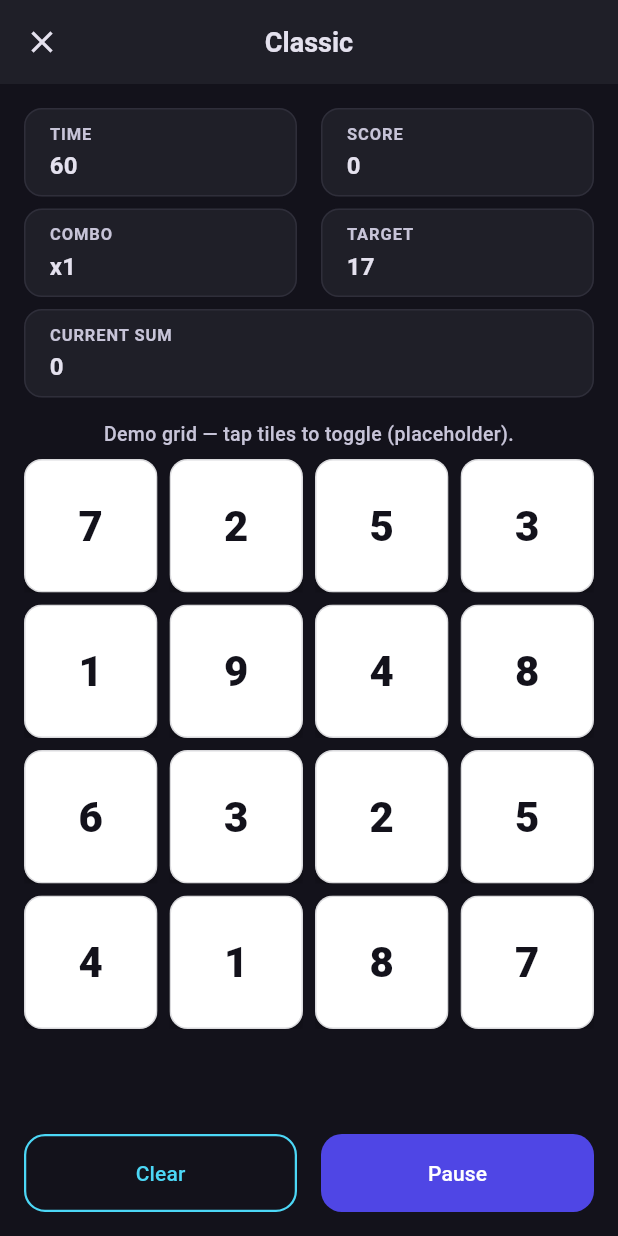
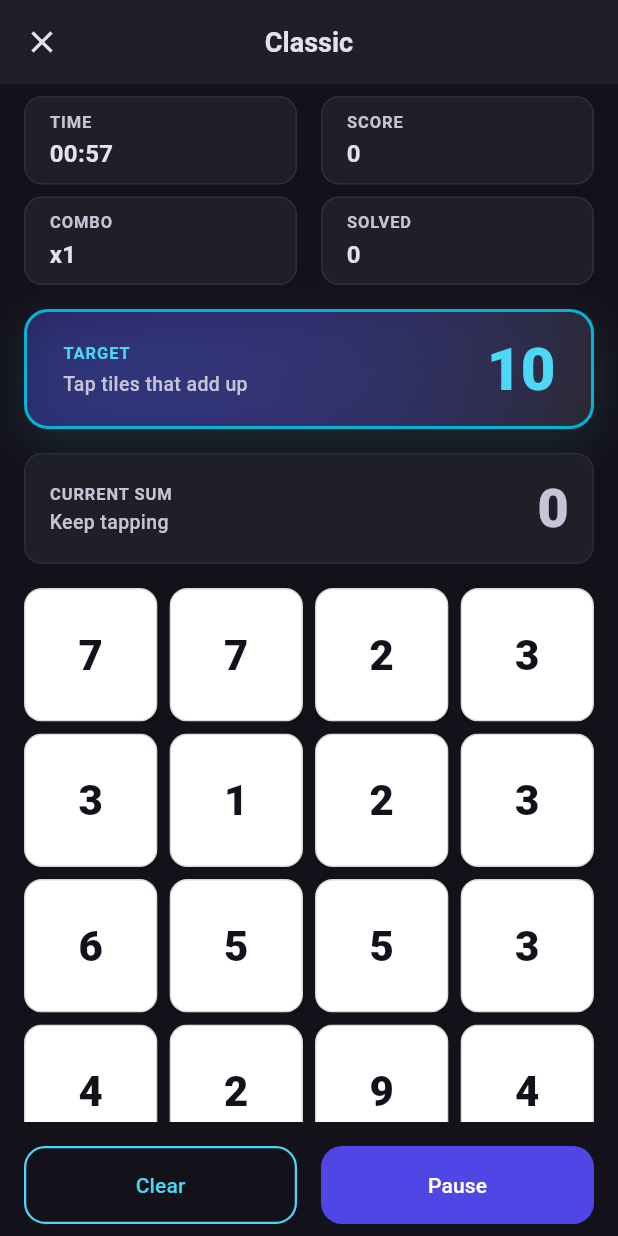
Before and after one commit to pushkar1701/zippy_sum, a Flutter app: the ClassicGameScreen screen opened by its route, after a tap on "Clear", on a phone screen of 412 x 824 dp. Run offline on Flutter 3.47's test engine with Material 3 defaults, Android fonts, the phone set to English and light mode, and no system bars; our stand-ins replace shared_preferences; accounts and stored records are empty.

```diff
--- a/lib/screens/classic_game_screen.dart
+++ b/lib/screens/classic_game_screen.dart
@@ -1,12 +1,13 @@
 import 'package:flutter/material.dart';
+import 'package:flutter/scheduler.dart' show Ticker;
 
 import '../app/app_colors.dart';
 import '../app/app_spacing.dart';
 import '../app/app_text_styles.dart';
-import '../models/tile_model.dart';
+import '../game/game_controller.dart';
 import '../widgets/number_tile.dart';
 
-/// Placeholder classic round — no submit; Clear + Pause only.
+/// Classic timed round driven by [GameController] (no submit — sum = target to solve).
 class ClassicGameScreen extends StatefulWidget {
   const ClassicGameScreen({super.key});
 
@@ -14,47 +15,55 @@ class ClassicGameScreen extends StatefulWidget {
   State<ClassicGameScreen> createState() => _ClassicGameScreenState();
 }
 
-class _ClassicGameScreenState extends State<ClassicGameScreen> {
-  static const List<int> _values = [
-    7, 2, 5, 3,
-    1, 9, 4, 8,
-    6, 3, 2, 5,
-    4, 1, 8, 7,
-  ];
+class _ClassicGameScreenState extends State<ClassicGameScreen>
+    with SingleTickerProviderStateMixin {
+  late final GameController _game;
+  late final Ticker _ticker;
+  Duration? _prevElapsed;
 
-  final List<bool> _selected = List<bool>.filled(16, false);
+  @override
+  void initState() {
+    super.initState();
+    _game = GameController(onChanged: _onGameChanged);
+    _game.resetSession();
 
-  static const int _time = 60;
-  static const int _score = 0;
-  static const String _combo = 'x1';
-  static const int _target = 17;
-  int get _currentSum {
-    var s = 0;
-    for (var i = 0; i < _values.length; i++) {
-      if (_selected[i]) s += _values[i];
-    }
-    return s;
+    _ticker = createTicker(_onTick)..start();
   }
 
-  void _toggle(int index) {
-    setState(() => _selected[index] = !_selected[index]);
+  void _onTick(Duration elapsed) {
+    final prev = _prevElapsed;
+    _prevElapsed = elapsed;
+    if (prev == null) return;
+    final ms = (elapsed - prev).inMilliseconds;
+    if (ms <= 0) return;
+    _game.tick(ms);
   }
 
-  void _clear() {
-    setState(() {
-      for (var i = 0; i < _selected.length; i++) {
-        _selected[i] = false;
+  void _onGameChanged() {
+    if (mounted) setState(() {});
   }
-    });
+
+  @override
+  void dispose() {
+    _ticker.dispose();
+    super.dispose();
   }
 
   Future<void> _pause() async {
+    _ticker.stop();
+    _prevElapsed = null;
+    if (!mounted) return;
+
     await showDialog<void>(
       context: context,
       builder: (context) {
         return AlertDialog(
-          title: const Text('Paused'),
-          content: const Text('Take a breather. Gameplay is still a placeholder.'),
+          backgroundColor: AppColors.surfaceContainer,
+          title: Text('Paused', style: AppTextStyles.headline),
+          content: Text(
+            'Gameplay pauses here. More options later.',
+            style: AppTextStyles.body,
+          ),
           actions: [
             TextButton(
               onPressed: () => Navigator.of(context).pop(),
@@ -74,10 +83,24 @@ class _ClassicGameScreenState extends State<ClassicGameScreen> {
         );
       },
     );
+
+    if (mounted) {
+      _prevElapsed = null;
+      _ticker.start();
+    }
+  }
+
+  String _formatTime(int seconds) {
+    final m = seconds ~/ 60;
+    final s = seconds % 60;
+    return '${m.toString().padLeft(2, '0')}:${s.toString().padLeft(2, '0')}';
   }
 
   @override
   Widget build(BuildContext context) {
+    final models = _game.tileModels();
+    final ended = _game.isRoundEnded;
+
     return Scaffold(
       backgroundColor: AppColors.background,
       appBar: AppBar(
@@ -87,38 +110,41 @@ class _ClassicGameScreenState extends State<ClassicGameScreen> {
           onPressed: () => Navigator.of(context).pop(),
         ),
       ),
-      body: Padding(
-        padding: const EdgeInsets.all(AppSpacing.md),
+      body: SafeArea(
+        child: Padding(
+          padding: const EdgeInsets.symmetric(
+            horizontal: AppSpacing.md,
+            vertical: AppSpacing.sm,
+          ),
           child: Column(
             crossAxisAlignment: CrossAxisAlignment.stretch,
             children: [
               _HudRow(
                 label1: 'Time',
-              value1: '$_time',
+                value1: _formatTime(_game.remainingSeconds),
                 label2: 'Score',
-              value2: '$_score',
+                value2: '${_game.score}',
               ),
               const SizedBox(height: AppSpacing.sm),
               _HudRow(
                 label1: 'Combo',
-              value1: _combo,
-              label2: 'Target',
-              value2: '$_target',
-            ),
-            const SizedBox(height: AppSpacing.sm),
-            _HudRow(
-              label1: 'Current sum',
-              value1: '$_currentSum',
-              label2: '',
-              value2: '',
+                value1: 'x${_game.combo}',
+                label2: 'Solved',
+                value2: '${_game.solvedCount}',
               ),
               const SizedBox(height: AppSpacing.md),
+              _TargetCard(target: _game.target),
+              const SizedBox(height: AppSpacing.md),
+              _CurrentSumPanel(sum: _game.currentSum, target: _game.target),
+              if (ended) ...[
+                const SizedBox(height: AppSpacing.sm),
                 Text(
-              'Demo grid — tap tiles to toggle (placeholder).',
+                  'Time\'s up — board locked.',
                   style: AppTextStyles.caption,
                   textAlign: TextAlign.center,
                 ),
-            const SizedBox(height: AppSpacing.sm),
+              ],
+              const SizedBox(height: AppSpacing.md),
               Expanded(
                 child: GridView.builder(
                   physics: const NeverScrollableScrollPhysics(),
@@ -128,18 +154,11 @@ class _ClassicGameScreenState extends State<ClassicGameScreen> {
                     crossAxisSpacing: AppSpacing.sm,
                     childAspectRatio: 1,
                   ),
-                itemCount: 16,
+                  itemCount: models.length,
                   itemBuilder: (context, index) {
                     return NumberTile(
-                    tile: TileModel(
-                      id: index,
-                      value: _values[index],
-                      isSelected: _selected[index],
-                      state: _selected[index]
-                          ? TileState.selected
-                          : TileState.normal,
-                    ),
-                    onTap: () => _toggle(index),
+                      tile: models[index],
+                      onTap: () => _game.toggleTile(index),
                     );
                   },
                 ),
@@ -149,7 +168,7 @@ class _ClassicGameScreenState extends State<ClassicGameScreen> {
                 children: [
                   Expanded(
                     child: OutlinedButton(
-                    onPressed: _clear,
+                      onPressed: ended ? null : _game.clearSelection,
                       child: const Text('Clear'),
                     ),
                   ),
@@ -164,6 +183,141 @@ class _ClassicGameScreenState extends State<ClassicGameScreen> {
               ),
             ],
           ),
+        ),
+      ),
+    );
+  }
+}
+
+/// Prominent target — purple frame, cyan number.
+class _TargetCard extends StatelessWidget {
+  const _TargetCard({required this.target});
+
+  final int target;
+
+  @override
+  Widget build(BuildContext context) {
+    return Container(
+      padding: const EdgeInsets.symmetric(
+        horizontal: AppSpacing.lg,
+        vertical: AppSpacing.md,
+      ),
+      decoration: BoxDecoration(
+        gradient: LinearGradient(
+          begin: Alignment.topLeft,
+          end: Alignment.bottomRight,
+          colors: [
+            AppColors.primaryPurple.withValues(alpha: 0.35),
+            AppColors.surfaceContainerHigh,
+          ],
+        ),
+        borderRadius: BorderRadius.circular(AppSpacing.radiusCard),
+        border: Border.all(
+          color: AppColors.accentCyanDim,
+          width: 2,
+        ),
+        boxShadow: [
+          BoxShadow(
+            color: AppColors.accentCyan.withValues(alpha: 0.12),
+            blurRadius: 24,
+            offset: const Offset(0, 8),
+          ),
+        ],
+      ),
+      child: Row(
+        children: [
+          Expanded(
+            child: Column(
+              crossAxisAlignment: CrossAxisAlignment.start,
+              children: [
+                Text(
+                  'TARGET',
+                  style: AppTextStyles.hudLabel.copyWith(
+                    color: AppColors.accentCyan,
+                  ),
+                ),
+                const SizedBox(height: AppSpacing.xs),
+                Text(
+                  'Tap tiles that add up',
+                  style: AppTextStyles.caption,
+                ),
+              ],
+            ),
+          ),
+          Text(
+            '$target',
+            style: AppTextStyles.display.copyWith(
+              color: AppColors.accentCyan,
+              fontSize: 40,
+            ),
+          ),
+        ],
+      ),
+    );
+  }
+}
+
+/// Large current sum for at-a-glance feedback.
+class _CurrentSumPanel extends StatelessWidget {
+  const _CurrentSumPanel({
+    required this.sum,
+    required this.target,
+  });
+
+  final int sum;
+  final int target;
+
+  @override
+  Widget build(BuildContext context) {
+    final over = sum > target;
+    final match = sum == target && target > 0;
+
+    final Color accent;
+    if (over) {
+      accent = AppColors.error;
+    } else if (match) {
+      accent = AppColors.accentCyan;
+    } else {
+      accent = AppColors.onSurfaceMuted;
+    }
+
+    return Container(
+      padding: const EdgeInsets.symmetric(
+        horizontal: AppSpacing.md,
+        vertical: AppSpacing.md,
+      ),
+      decoration: BoxDecoration(
+        color: AppColors.surfaceContainer,
+        borderRadius: BorderRadius.circular(AppSpacing.radiusMd),
+        border: Border.all(
+          color: AppColors.outline.withValues(alpha: 0.35),
+        ),
+      ),
+      child: Row(
+        children: [
+          Column(
+            crossAxisAlignment: CrossAxisAlignment.start,
+            children: [
+              Text(
+                'CURRENT SUM',
+                style: AppTextStyles.hudLabel,
+              ),
+              const SizedBox(height: 2),
+              Text(
+                over ? 'Over target' : (match ? 'Match!' : 'Keep tapping'),
+                style: AppTextStyles.caption.copyWith(color: accent),
+              ),
+            ],
+          ),
+          const Spacer(),
+          Text(
+            '$sum',
+            style: AppTextStyles.display.copyWith(
+              fontSize: 36,
+              color: accent,
+            ),
+          ),
+        ],
       ),
     );
   }
@@ -187,8 +341,7 @@ class _HudRow extends StatelessWidget {
     return Row(
       children: [
         Expanded(child: _HudCell(label: label1, value: value1)),
-        if (label2.isNotEmpty) const SizedBox(width: AppSpacing.md),
-        if (label2.isNotEmpty)
+        const SizedBox(width: AppSpacing.md),
         Expanded(child: _HudCell(label: label2, value: value2)),
       ],
     );
```
Lines whose indentation alone changed are shown as unchanged.
